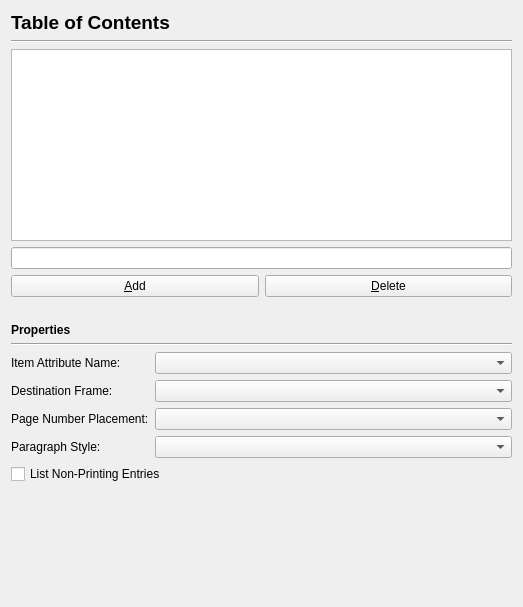
Old version of the form scribus/ui/prefs_tableofcontentsbase.ui in the repository scribusproject/scribus.
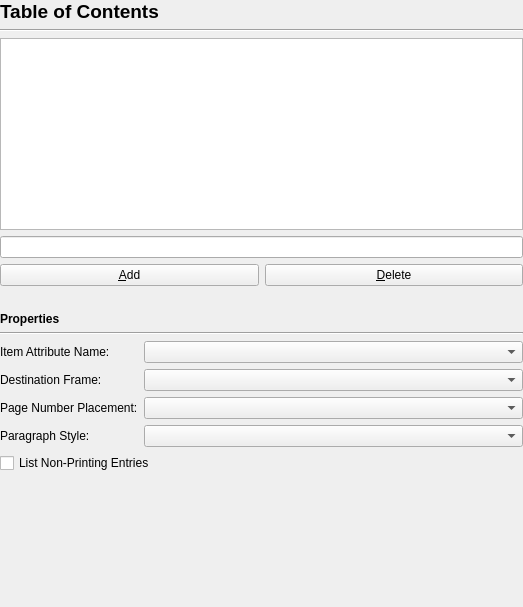
New version of the form.

What changed in the file:
```diff
--- a/scribus/ui/prefs_tableofcontentsbase.ui
+++ b/scribus/ui/prefs_tableofcontentsbase.ui
@@ -14,6 +14,18 @@
    <string notr="true">Form</string>
   </property>
   <layout class="QVBoxLayout" name="verticalLayout">
+   <property name="leftMargin">
+    <number>0</number>
+   </property>
+   <property name="topMargin">
+    <number>0</number>
+   </property>
+   <property name="rightMargin">
+    <number>0</number>
+   </property>
+   <property name="bottomMargin">
+    <number>0</number>
+   </property>
    <item>
     <widget class="QLabel" name="label">
      <property name="font">
```
